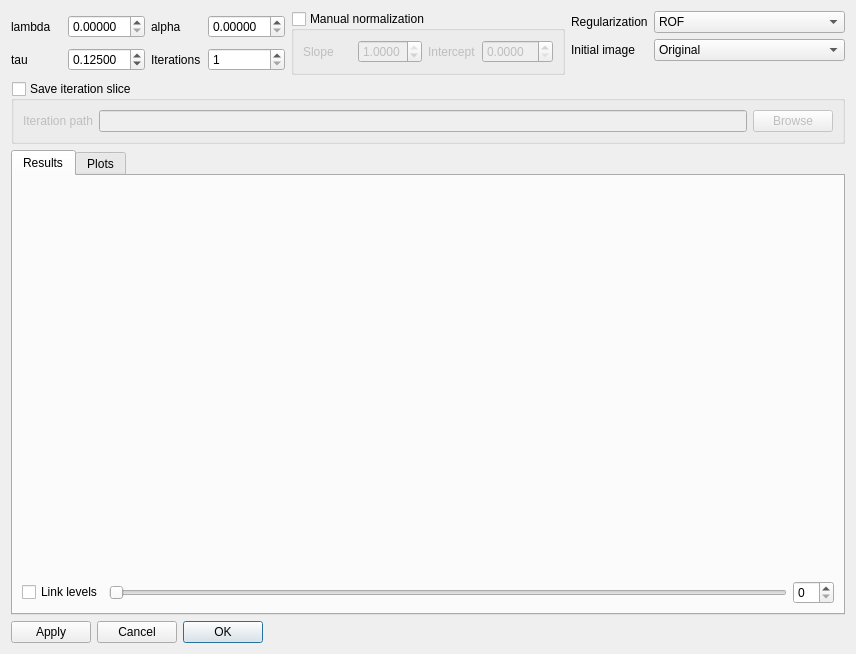
Old version of the form frameworks/imageprocessing/modules/AdvancedFilterModulesGUI/src/issfilterdlg.ui in the repository neutronimaging/imagingsuite.
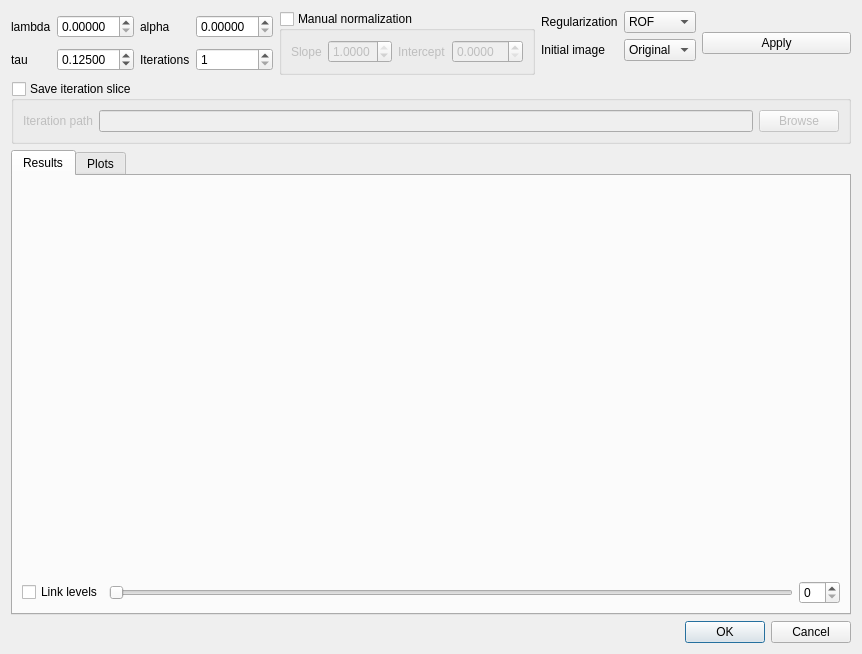
New version of the form. Custom widgets are drawn as their Qt base class.

Commit message: The dialog essentially works, some view functionality still missing.

What changed in the file:
```diff
--- a/frameworks/imageprocessing/modules/AdvancedFilterModulesGUI/src/issfilterdlg.ui
+++ b/frameworks/imageprocessing/modules/AdvancedFilterModulesGUI/src/issfilterdlg.ui
@@ -6,7 +6,7 @@
    <rect>
     <x>0</x>
     <y>0</y>
-    <width>856</width>
+    <width>862</width>
     <height>654</height>
    </rect>
   </property>
@@ -189,6 +189,13 @@
        </item>
       </layout>
      </item>
+     <item>
+      <widget class="QPushButton" name="pushButton_Apply">
+       <property name="text">
+        <string>Apply</string>
+       </property>
+      </widget>
+     </item>
     </layout>
    </item>
    <item>
@@ -311,13 +318,13 @@
    <item>
     <widget class="QDialogButtonBox" name="buttonBox">
      <property name="layoutDirection">
-      <enum>Qt::RightToLeft</enum>
+      <enum>Qt::LeftToRight</enum>
      </property>
      <property name="orientation">
       <enum>Qt::Horizontal</enum>
      </property>
      <property name="standardButtons">
-      <set>QDialogButtonBox::Apply|QDialogButtonBox::Cancel|QDialogButtonBox::Ok</set>
+      <set>QDialogButtonBox::Cancel|QDialogButtonBox::Ok</set>
      </property>
     </widget>
    </item>
```
Left out of the diff: 3 changed lines with no effect on the pictures. The commit also changes 2 other files.
